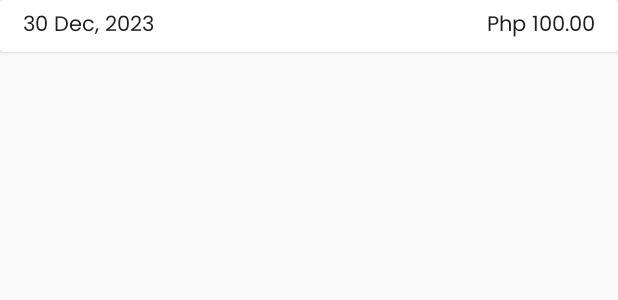
After one commit to Norbz27/Amsems_Android_App, an Android app: the layout custom_item_layout2.xml on its own in the app's theme, with its tools: preview values and no code run, on a phone screen of 412 x 824 dp. The commit adds this screen. Shown: the top 300 px of the screen. Run offline under Robolectric (Android 15) with nearby library versions, the phone set to English and light mode, and no system bars; network calls fail.

Commit message:
bal update

```diff
--- a/app/src/main/res/layout/activity_event_info.xml
+++ b/app/src/main/res/layout/activity_event_info.xml
@@ -31,6 +31,7 @@
     <ScrollView
         android:layout_width="match_parent"
         android:layout_height="match_parent"
+        android:scrollbars="none"
         android:layout_below="@id/toolbarEventInfo">
         <RelativeLayout
             android:layout_width="match_parent"
--- /dev/null
+++ b/app/src/main/res/layout/custom_item_layout2.xml
@@ -0,0 +1,28 @@
+<?xml version="1.0" encoding="utf-8"?>
+<androidx.cardview.widget.CardView xmlns:android="http://schemas.android.com/apk/res/android"
+    android:layout_width="match_parent"
+    android:layout_height="wrap_content">
+    <RelativeLayout
+        android:layout_width="match_parent"
+        android:layout_height="wrap_content"
+        android:paddingHorizontal="15dp"
+        android:paddingVertical="5dp">
+
+        <TextView
+            android:id="@+id/tvDate"
+            android:layout_width="wrap_content"
+            android:layout_height="wrap_content"
+            android:text="30 Dec, 2023"
+            android:textColor="#202020"
+            android:fontFamily="@font/poppins_regular" />
+        <TextView
+            android:id="@+id/tvAmmount"
+            android:layout_width="wrap_content"
+            android:layout_height="wrap_content"
+            android:text="Php 100.00"
+            android:textColor="#202020"
+            android:layout_alignParentRight="true"
+            android:layout_centerVertical="true"
+            android:fontFamily="@font/poppins_regular"/>
+    </RelativeLayout>
+</androidx.cardview.widget.CardView>
--- a/app/src/main/res/layout/fragment_balance.xml
+++ b/app/src/main/res/layout/fragment_balance.xml
@@ -11,7 +11,8 @@
         android:layout_height="match_parent"
         android:paddingTop="5dp"
         android:paddingBottom="20dp"
-        android:paddingHorizontal="25dp">
+        android:paddingHorizontal="25dp"
+        android:scrollbars="none">
         <RelativeLayout
             android:layout_width="match_parent"
             android:layout_height="match_parent">
--- a/app/src/main/res/layout/fragment_events.xml
+++ b/app/src/main/res/layout/fragment_events.xml
@@ -40,6 +40,7 @@
             android:layout_height="match_parent"
             android:layout_below="@id/textView10"
             android:fillViewport="true"
+            android:scrollbars="none"
             android:layout_marginTop="5dp">
 
             <androidx.recyclerview.widget.RecyclerView
```
Also changed, not shown: app/src/main/java/com/example/amsems/BalanceFragment.java (+50 -9 lines), app/src/main/java/com/example/amsems/utils/TransactionHisAdapter.java (added, +51 -0 lines).
